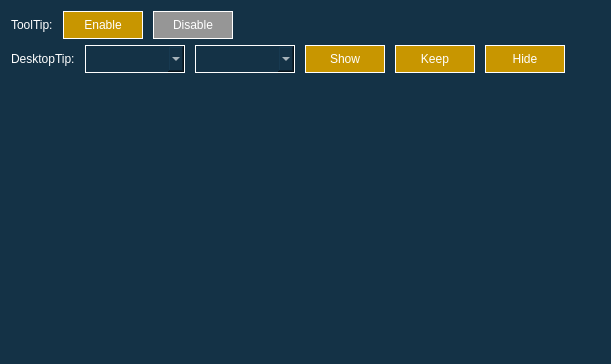
This is Example/ToolTipDemo.ui in gongjianbo/QtWidgetsComponent as Qt 5 draws it before an edit. The edited form follows.
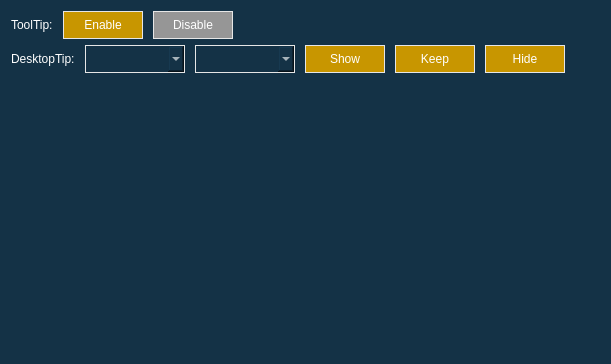
This is the edited form.

Diff of the .ui file:
```diff
--- a/Example/ToolTipDemo.ui
+++ b/Example/ToolTipDemo.ui
@@ -21,7 +21,7 @@
 }
 /*按钮*/
 QPushButton{
-border:1px solid white;
+border:1px solid rgb(230, 230, 230);
 background-color:rgb(200,150,0);
 }
 QPushButton:hover{
@@ -35,10 +35,10 @@
 }
 /*下拉框*/
 QComboBox{
-border:1px solid white;
+border:1px solid rgb(230, 230, 230);
 }
 QComboBox QAbstractItemView{
-border:1px solid white;
+border:1px solid rgb(230, 230, 230);
 background-color:rgb(20,50,70);
 }
 QComboBox QAbstractItemView::item{/*需要代码中-&amp;gt;setView(new QListView(this));*/
```
